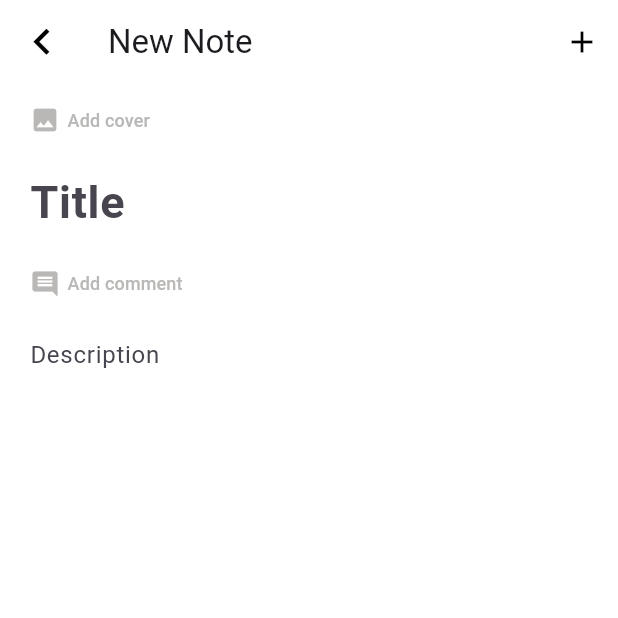
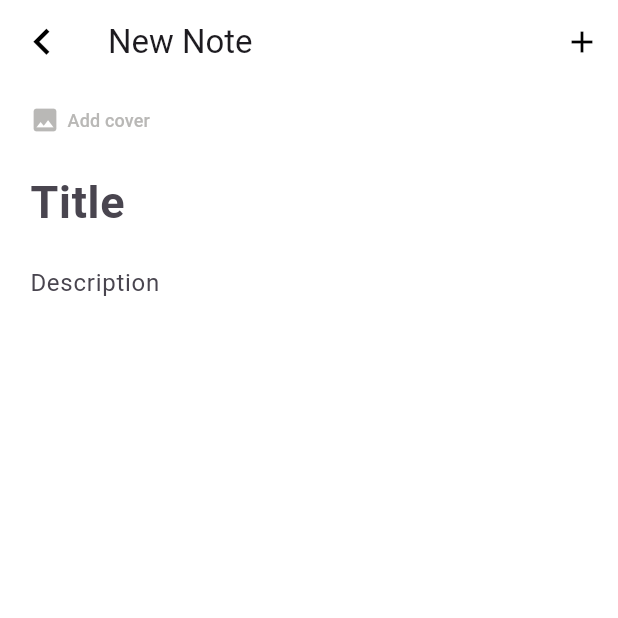
Before and after one commit to bennygdev/noteme, a Flutter app: the AddNote screen opened directly, on a phone screen of 412 x 824 dp, the top half of it. Run offline on Flutter 3.47's test engine with Material 3 defaults, Android fonts, the phone set to English and light mode, and no system bars; our stand-ins replace image_picker, sqflite; accounts and stored records are empty.

Commit message:
removed comment btn for add note

```diff
--- a/lib/note/add_note.dart
+++ b/lib/note/add_note.dart
@@ -224,36 +224,6 @@ class _AddNoteState extends State<AddNote> {
                         return null;
                       }
                     ),
-                    Row(
-                      children: [
-                        TextButton(
-                          child: Row(
-                            mainAxisAlignment: MainAxisAlignment.center,
-                            children: [
-                              Icon(Icons.comment, size: 20, color: Color(0xFFB9B8B6)),
-                              SizedBox(width: 5),
-                              Text(
-                                'Add comment',
-                                style: TextStyle(
-                                  color: Color(0xFFB9B8B6),
-                                  fontSize: 12,
-                                ),
-                              ),
-                            ],
-                          ),
-                          onPressed: () {
-                            // show that modal here!
-                          },
-                          style: TextButton.styleFrom(
-                            backgroundColor: Colors.transparent,
-                            padding: EdgeInsets.zero,
-                            shape: RoundedRectangleBorder(
-                              borderRadius: BorderRadius.circular(7),
-                            ),
-                          ),
-                        ),
-                      ],
-                    ),
                     TextFormField(
                       controller: descriptionController,
                       decoration: InputDecoration(
```
